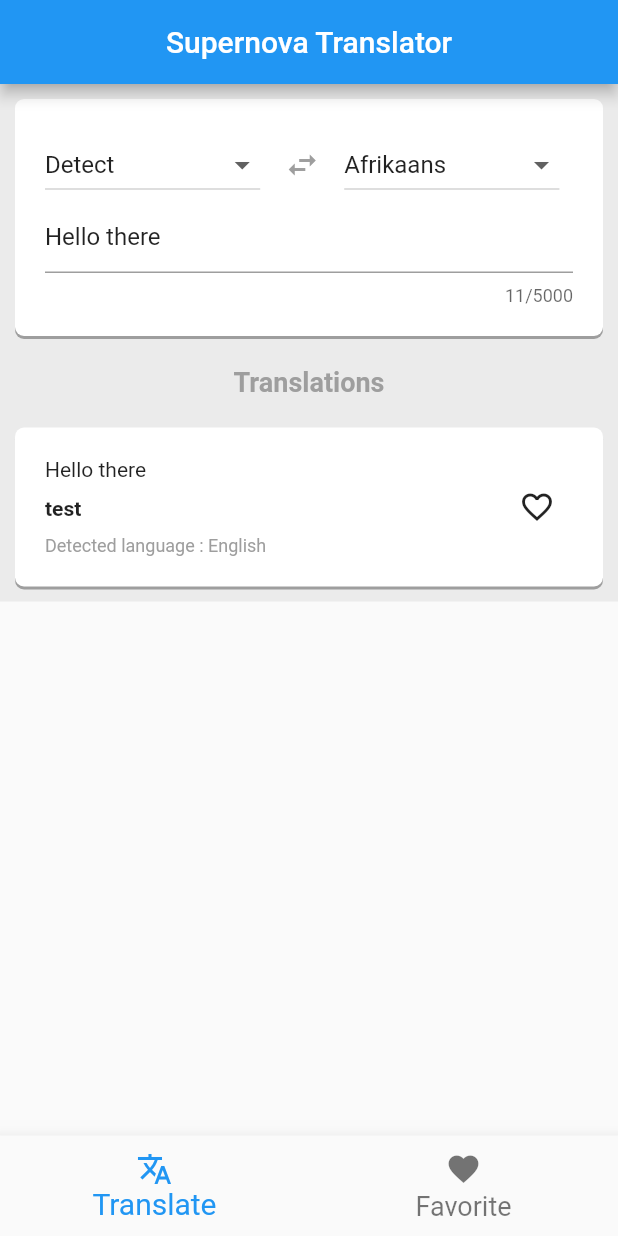
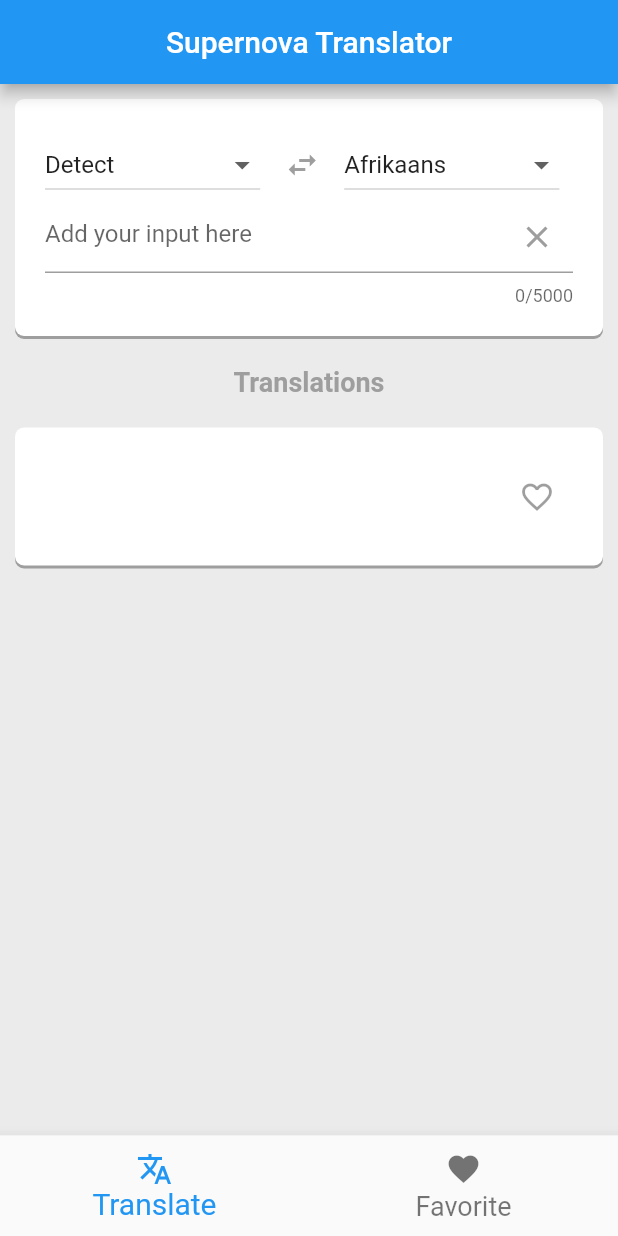
Before and after one commit to FlorinAdrianLaudat/translation_app, a Flutter app: the screen it shows after launch, on a phone screen of 412 x 824 dp. Run offline on Flutter 3.47's test engine with Material 2 defaults, Android fonts, the phone set to English and light mode, and no system bars; our stand-ins replace bloc, connectivity, dartz, equatable, flutter_bloc, get_it and 2 more; accounts and stored records are empty.

Commit message:
Integrate translation and detect language into UI. Add different minor UI fixes.

```diff
--- a/lib/features/favorites/presentation/pages/favorites_page.dart
+++ b/lib/features/favorites/presentation/pages/favorites_page.dart
@@ -47,7 +47,7 @@ class _FavoritesPageState extends State<FavoritesPage> {
 
   _buildFavoriteItem(int index, FavoriteTextEntryEntity entity) {
     return Padding(
-      padding: EdgeInsets.symmetric(vertical: 20),
+      padding: EdgeInsets.only(bottom: 10),
       child: Container(
         decoration: BoxDecoration(
             color: Colors.white,
--- a/lib/features/main_page/presentation/pages/main_page.dart
+++ b/lib/features/main_page/presentation/pages/main_page.dart
@@ -47,7 +47,6 @@ class _MainPageState extends State<MainPage> {
     return Scaffold(
       appBar: AppBar(
         centerTitle: true,
-        automaticallyImplyLeading: false,
         title: Text(
           StringKeys.appTitle,
           style: TextStyle(fontSize: 20),
@@ -66,13 +65,21 @@ class _MainPageState extends State<MainPage> {
             }
           },
           builder: (context, state) {
-            return PageView(
+            return GestureDetector(
+              onTap: () {
+                FocusScope.of(context).unfocus();
+              },
+              child: Container(
+                color: Color(0xffebebeb),
+                child: PageView(
                   controller: _pageController,
                   physics: NeverScrollableScrollPhysics(),
                   children: [
                     TranslatePage(languages: _languages),
                     FavoritesPage(),
                   ],
+                ),
+              ),
             );
           },
         ),
--- a/lib/features/translate/data/model/detected_item_model.dart
+++ b/lib/features/translate/data/model/detected_item_model.dart
@@ -13,8 +13,8 @@ class DetectedItemModel extends DetectedItemEntity {
 
   factory DetectedItemModel.fromJson(Map<String, dynamic> json) {
     return DetectedItemModel(
-      language: json["detected"],
-      confidence: json["name"],
+      language: json["language"],
+      confidence: json["confidence"],
       isReliable: json["isReliable"],
     );
   }
--- a/lib/features/translate/data/model/detected_list_model.dart
+++ b/lib/features/translate/data/model/detected_list_model.dart
@@ -14,7 +14,7 @@ class DetectedListModel extends DetectedListEntity {
   }
 
   static _parseList(Map<String, dynamic> json) {
-    final detectedEntries = json["detections"];
+    final detectedEntries = json["detections"][0];
     List<DetectedItemModel> resultList = <DetectedItemModel>[];
     detectedEntries.forEach((lang) {
       resultList.add(DetectedItemModel.fromJson(lang));
--- a/lib/features/translate/presentation/bloc/translate_bloc.dart
+++ b/lib/features/translate/presentation/bloc/translate_bloc.dart
@@ -93,7 +93,9 @@ class TranslateBloc extends Bloc<TranslateEvent, TranslateState> {
     yield result.fold((failure) {
       return ErrorState();
     }, (detect) {
-      return DetectedLanguageState(detectedLanguage: detect.toString());
+      return DetectedLanguageState(
+          detectedLanguage: detect.detectedLanguage,
+          textToBeTranslated: inputText);
     });
   }
 
--- a/lib/features/translate/presentation/bloc/translate_state.dart
+++ b/lib/features/translate/presentation/bloc/translate_state.dart
@@ -27,11 +27,12 @@ class LanguagesStoredState extends TranslateState {}
 
 class DetectedLanguageState extends TranslateState {
   final String detectedLanguage;
-
-  DetectedLanguageState({required this.detectedLanguage});
+  final String textToBeTranslated;
+  DetectedLanguageState(
+      {required this.detectedLanguage, required this.textToBeTranslated});
 
   @override
-  List<Object> get props => [detectedLanguage];
+  List<Object> get props => [detectedLanguage, textToBeTranslated];
 }
 
 class TranslatedTextState extends TranslateState {
--- a/lib/features/translate/presentation/pages/translate_page.dart
+++ b/lib/features/translate/presentation/pages/translate_page.dart
@@ -18,14 +18,14 @@ class TranslatePage extends StatefulWidget {
 }
 
 class _TranslatePageState extends State<TranslatePage> {
-  final _languageTextController = TextEditingController(text: StringKeys.hello);
+  final _inputTextController = TextEditingController(text: '');
   late TranslateBloc _bloc;
   int _selectedLanguageFromValue = 0;
   int _selectedLanguageToValue = 0;
   // the result of the translatation
-  late String _result = 'test';
+  late String _result = '';
   // any detected language
-  String _detectedLanguage = 'English';
+  String _detectedLanguage = '';
   // if the text translation is marked as favorites or not.
   bool isFavorite = false;
 
@@ -39,6 +39,7 @@ class _TranslatePageState extends State<TranslatePage> {
   @override
   void dispose() {
     _bloc.close();
+    _inputTextController.dispose();
     super.dispose();
   }
 
@@ -50,6 +51,16 @@ class _TranslatePageState extends State<TranslatePage> {
         if (state is LanguageSetState) {
           _selectedLanguageFromValue = state.languageFrom;
           _selectedLanguageToValue = state.languageTo;
+        } else if (state is TranslatedTextState) {
+          _result = state.translatedText;
+        } else if (state is DetectedLanguageState) {
+          _detectedLanguage = state.detectedLanguage;
+          _bloc.add(TranslateTextEvent(
+              inputText: state.textToBeTranslated,
+              sourceLanguage: _detectedLanguage,
+              targetLanguage: widget.languages
+                  .elementAt(_selectedLanguageToValue + 1)
+                  .languageCode));
         }
       },
       builder: (context, state) {
@@ -57,10 +68,6 @@ class _TranslatePageState extends State<TranslatePage> {
           child: Container(
             color: Color(0xffebebeb),
             padding: EdgeInsets.all(10),
-            child: GestureDetector(
-              onTap: () {
-                FocusScope.of(context).unfocus();
-              },
             child: Column(
               children: [
                 _inputGroup(),
@@ -76,7 +83,6 @@ class _TranslatePageState extends State<TranslatePage> {
                 ),
                 _translations(),
               ],
-              ),
             ),
           ),
         );
@@ -145,6 +151,17 @@ class _TranslatePageState extends State<TranslatePage> {
                               _selectedLanguageFromValue =
                                   _selectedLanguageToValue + 1;
                               _selectedLanguageToValue = i;
+                              // switch language - do the translation also.
+                              if (_inputTextController.text.isNotEmpty) {
+                                _bloc.add(TranslateTextEvent(
+                                    inputText: _inputTextController.text,
+                                    sourceLanguage: widget.languages
+                                        .elementAt(_selectedLanguageFromValue)
+                                        .languageCode,
+                                    targetLanguage: widget.languages
+                                        .elementAt(_selectedLanguageToValue + 1)
+                                        .languageCode));
+                              }
                             });
                           }
                         : null,
@@ -183,12 +200,50 @@ class _TranslatePageState extends State<TranslatePage> {
               ],
             ),
             TextFormField(
-              decoration: InputDecoration(),
-              onSaved: (String? value) {},
+              decoration: InputDecoration(
+                  hintText: StringKeys.addYourInputHere,
+                  suffixIcon: IconButton(
+                      icon: Icon(Icons.clear),
+                      disabledColor: Colors.grey,
+                      onPressed: _inputTextController.text.isNotEmpty
+                          ? () {
+                              setState(
+                                () {
+                                  _inputTextController.text = '';
+                                  _result = '';
+                                  _detectedLanguage = '';
+                                },
+                              );
+                            }
+                          : null)),
+              // onSaved: (String? value) {},
               maxLines: null,
               maxLength: 5000,
-              controller: _languageTextController,
+              controller: _inputTextController,
               onChanged: (value) {
+                if (_selectedLanguageFromValue == 0) {
+                  if (value.length < 10) {
+                    // detect language and do the translation
+                    _bloc.add(GetDetectedLanguageEvent(inputText: value));
+                  } else {
+                    // language is already detected - translate the text
+                    _bloc.add(TranslateTextEvent(
+                        inputText: value,
+                        sourceLanguage: _detectedLanguage,
+                        targetLanguage: widget.languages
+                            .elementAt(_selectedLanguageToValue + 1)
+                            .languageCode));
+                  }
+                } else {
+                  _bloc.add(TranslateTextEvent(
+                      inputText: value,
+                      sourceLanguage: widget.languages
+                          .elementAt(_selectedLanguageFromValue)
+                          .languageCode,
+                      targetLanguage: widget.languages
+                          .elementAt(_selectedLanguageToValue + 1)
+                          .languageCode));
+                }
                 setState(() {
                   isFavorite = false;
                 });
@@ -218,7 +273,7 @@ class _TranslatePageState extends State<TranslatePage> {
               child: Column(
                 crossAxisAlignment: CrossAxisAlignment.start,
                 children: [
-                  Text(_languageTextController.text),
+                  Text(_inputTextController.text),
                   SizedBox(height: 10),
                   Text(
                     _result,
@@ -226,7 +281,8 @@ class _TranslatePageState extends State<TranslatePage> {
                   ),
                   SizedBox(height: 10),
                   Visibility(
-                    visible: _selectedLanguageFromValue == 0,
+                    visible: _selectedLanguageFromValue == 0 &&
+                        _detectedLanguage.isNotEmpty,
                     child: Text(StringKeys.detectedLanguage + _detectedLanguage,
                         style: TextStyle(color: Colors.grey, fontSize: 12)),
                   ),
@@ -236,7 +292,8 @@ class _TranslatePageState extends State<TranslatePage> {
             IconButton(
                 icon:
                     Icon(isFavorite ? Icons.favorite : Icons.favorite_outline),
-                onPressed: () {
+                onPressed: _inputTextController.text.isNotEmpty
+                    ? () {
                         if (!isFavorite) {
                           setState(() {
                             isFavorite = true;
@@ -244,12 +301,13 @@ class _TranslatePageState extends State<TranslatePage> {
                           _bloc.add(
                             UpdateFavoritesEvent(
                               entry: FavoriteTextEntryEntity(
-                            textToBeTranslated: _languageTextController.text,
+                                  textToBeTranslated: _inputTextController.text,
                                   translatedText: _result),
                             ),
                           );
                         }
-                }),
+                      }
+                    : null),
           ],
         ),
       ),
--- a/lib/resources/network/network_constants.dart
+++ b/lib/resources/network/network_constants.dart
@@ -2,6 +2,6 @@ class NetworkConstants {
   String get googleTranslateURL =>
       "https://translation.googleapis.com/language/translate/v2";
   String get languageURL => "/languages?target=en&";
-  String get detectURL => "detect?";
+  String get detectURL => "/detect?";
   String get tokenGTAPI => "key=AIzaSyDFXUXM2C7dY-FXJG9xKkzYD5e5Dhe5Vs0";
 }
--- a/lib/resources/strings/string_keys.dart
+++ b/lib/resources/strings/string_keys.dart
@@ -5,7 +5,7 @@ class StringKeys {
   static const favoriteBoxName = "favorites";
   static const favoriteKeys = "favoriteKeys";
   static const translations = "Translations";
-  static const hello = "Hello there";
   static const detect = "Detect";
   static const detectedLanguage = "Detected language : ";
+  static const addYourInputHere = "Add your input here";
 }
```
Also changed, not shown: lib/features/translate/domain/entity/detected_list_entity.dart (+15 -2 lines). Lines whose indentation alone changed are shown as unchanged.
